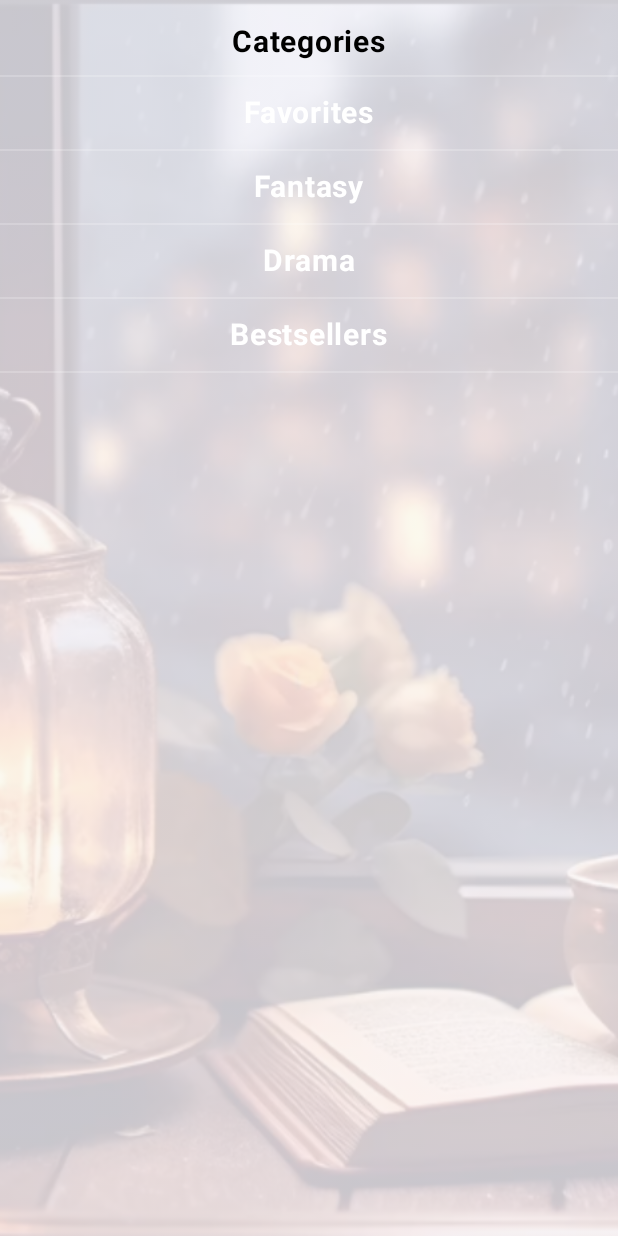
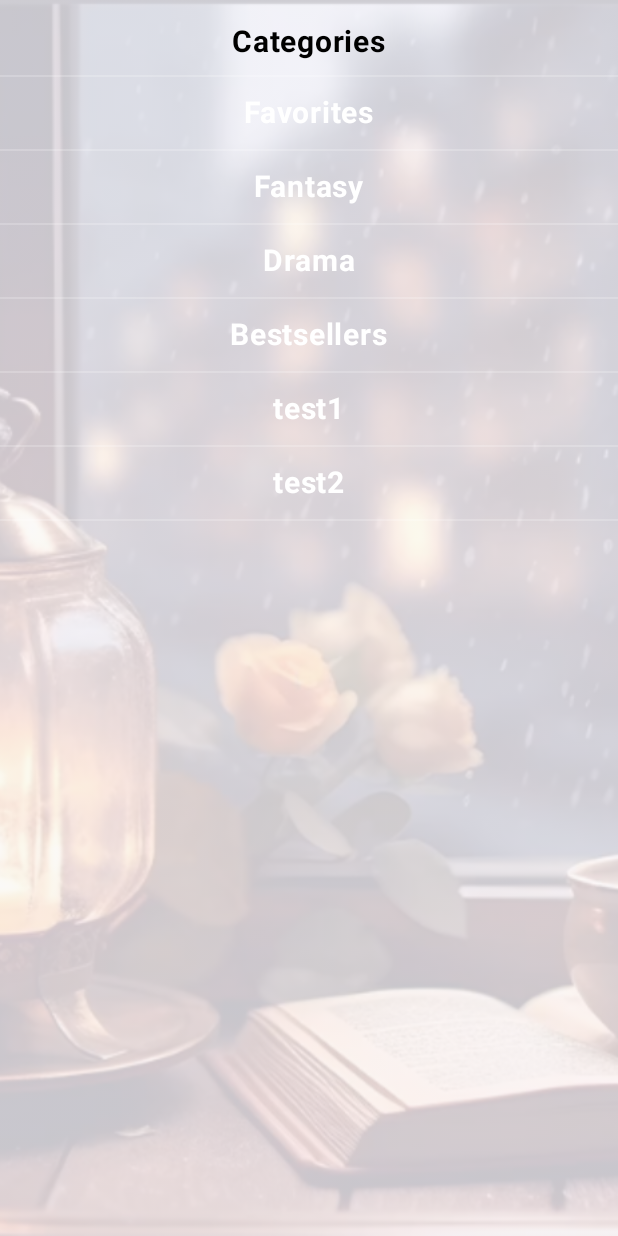
Before and after one commit to alarmservise/BookStoreApp, an Android app built with Jetpack Compose: the composable DrawerBody shown on its own in the app's theme, on a phone screen of 412 x 824 dp. Run offline under Robolectric (Android 15) with nearby library versions, the phone set to English and light mode, and no system bars.

Commit message:
end 2 lesson Books1 проверка ветки 2

```diff
--- a/app/src/main/java/com/alarmservise/bookstoreapp/ui/main_screen/DrawerBody.kt
+++ b/app/src/main/java/com/alarmservise/bookstoreapp/ui/main_screen/DrawerBody.kt
@@ -31,7 +31,9 @@ fun DrawerBody() {
         "Favorites",
         "Fantasy",
         "Drama",
-        "Bestsellers"
+        "Bestsellers",
+        "test1",
+        "test2"
     )
     Box(modifier = Modifier.fillMaxSize()) {
         Image(
```
